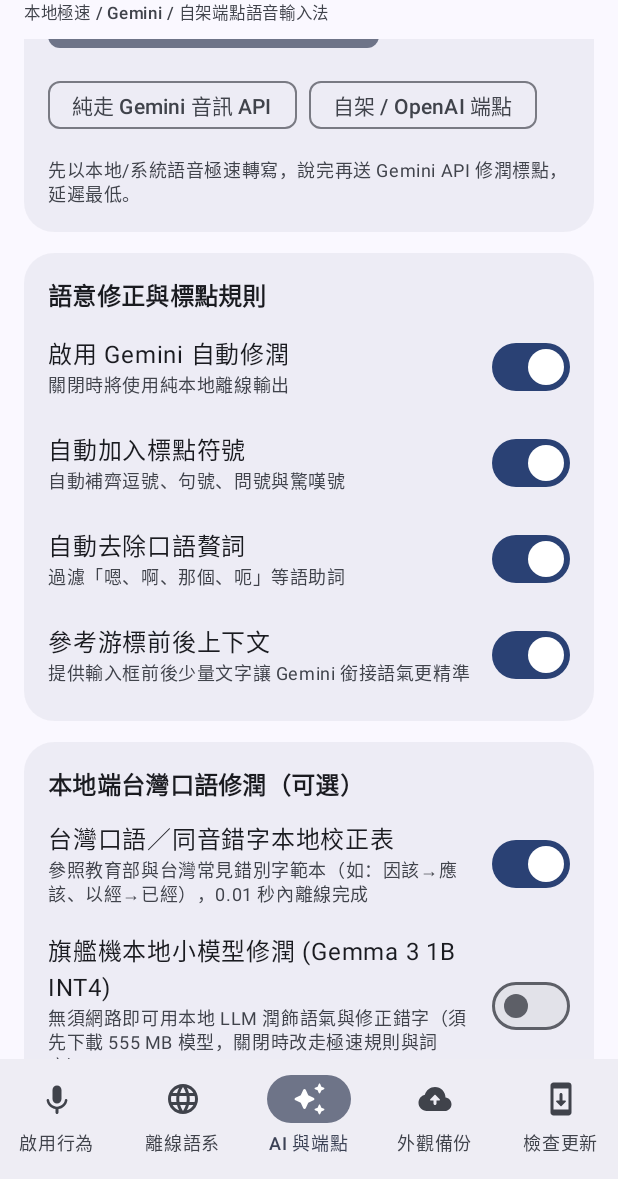
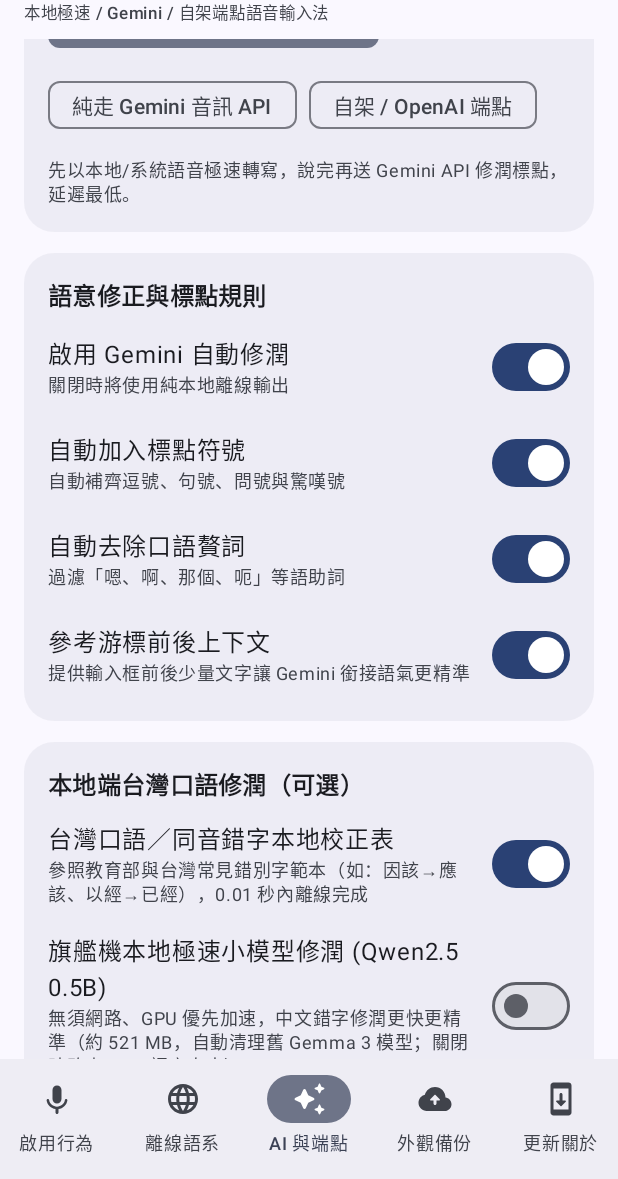
Before and after one commit to dx9901mk5/DxVoice-IME, an Android app built with Jetpack Compose: the screen it shows after launch (SettingsActivity), item 3 of the bottom bar chosen, scrolled down 952 dp, on a phone screen of 412 x 824 dp, the part 57-1236 px from its top. Run offline under Robolectric (Android 15) with nearby library versions, the phone set to English and light mode, and no system bars; libraries missing offline, so code that uses them is left out: com.google.mediapipe.tasks, com.k2fsa.sherpa, org.apache.commons; 1 statement that could not run was skipped.

Commit message:
feat(v3.4.1): replace Gemma 3 1B with faster Qwen2.5-0.5B (GPU-first + auto CPU fallback) and add open-source credits

```diff
--- a/app/build.gradle.kts
+++ b/app/build.gradle.kts
@@ -12,8 +12,8 @@ android {
         applicationId = "com.dx9901mk5.pixelvoiceime"
         minSdk = 26
         targetSdk = 36
-        versionCode = 28
-        versionName = "3.4.0"
+        versionCode = 29
+        versionName = "3.4.1"
         ndk {
             abiFilters += "arm64-v8a"
         }
--- a/app/src/main/java/com/dx9901mk5/pixelvoiceime/ai/LocalLlmPolisher.kt
+++ b/app/src/main/java/com/dx9901mk5/pixelvoiceime/ai/LocalLlmPolisher.kt
@@ -12,9 +12,11 @@ import kotlinx.coroutines.sync.withLock
 import kotlinx.coroutines.withContext
 
 /**
- * Optional flagship-only on-device LLM polisher powered by MediaPipe Tasks GenAI (Gemma 3 1B INT4).
- * Uses tasks-genai 0.10.35+, low-temperature single-turn session, strict few-shot formatting,
- * anti-chatter / repetition sanity guardrails, and a native-crash circuit breaker.
+ * Fast on-device Chinese LLM polisher powered by MediaPipe Tasks GenAI (Qwen2.5-0.5B-Instruct Q8).
+ * Features:
+ * 1. GPU-first acceleration with automatic persistent fallback to CPU if GPU init crashes or fails.
+ * 2. Compact Qwen ChatML prompt + low-temperature single-turn session for minimal latency.
+ * 3. Anti-chatter / repetition sanity guardrails + native-crash circuit breaker.
  */
 class LocalLlmPolisher(
     private val context: Context,
@@ -23,6 +25,9 @@ class LocalLlmPolisher(
     private val mutex = Mutex()
     private var llm: LlmInference? = null
     private var loadedPath: String? = null
+
+    @Volatile
+    private var activeBackend: LlmInference.Backend? = null
 
     private val guardPrefs: SharedPreferences =
         context.applicationContext.getSharedPreferences(GUARD_PREFS_NAME, Context.MODE_PRIVATE)
@@ -33,20 +38,53 @@ class LocalLlmPolisher(
         return file.exists() && file.length() >= MIN_VALID_MODEL_BYTES
     }
 
+    fun activeBackendLabel(): String {
+        return when (activeBackend) {
+            LlmInference.Backend.GPU -> "GPU 加速"
+            LlmInference.Backend.CPU -> "CPU 模式"
+            else -> if (shouldSkipGpu()) "CPU 降級" else "GPU 優先"
+        }
+    }
+
+    private fun shouldSkipGpu(): Boolean {
+        val recordedVersion = guardPrefs.getInt(KEY_VERSION_CODE, -1)
+        if (recordedVersion != BuildConfig.VERSION_CODE) {
+            return false
+        }
+        val gpuFailed = guardPrefs.getBoolean(KEY_GPU_FAILED, false)
+        val gpuCrashed = guardPrefs.getBoolean(KEY_GPU_LOADING_IN_PROGRESS, false)
+        if (gpuCrashed && !gpuFailed) {
+            guardPrefs.edit()
+                .putBoolean(KEY_GPU_FAILED, true)
+                .putBoolean(KEY_GPU_LOADING_IN_PROGRESS, false)
+                .apply()
+            return true
+        }
+        return gpuFailed
+    }
+
     fun isBlockedByCrashGuard(): Boolean {
-        val crashedInProgress = guardPrefs.getBoolean(KEY_LOADING_IN_PROGRESS, false)
         val recordedVersion = guardPrefs.getInt(KEY_VERSION_CODE, -1)
-        if (!crashedInProgress) return false
         if (recordedVersion != BuildConfig.VERSION_CODE) {
             clearCrashGuard()
             return false
         }
-        return true
+        // If GPU crashed previously, we do NOT block local LLM — we automatically fall back to CPU.
+        if (guardPrefs.getBoolean(KEY_GPU_LOADING_IN_PROGRESS, false)) {
+            guardPrefs.edit()
+                .putBoolean(KEY_GPU_FAILED, true)
+                .putBoolean(KEY_GPU_LOADING_IN_PROGRESS, false)
+                .apply()
+            return false
+        }
+        return guardPrefs.getBoolean(KEY_CPU_LOADING_IN_PROGRESS, false)
     }
 
     fun clearCrashGuard() {
         guardPrefs.edit()
-            .putBoolean(KEY_LOADING_IN_PROGRESS, false)
+            .putBoolean(KEY_GPU_LOADING_IN_PROGRESS, false)
+            .putBoolean(KEY_GPU_FAILED, false)
+            .putBoolean(KEY_CPU_LOADING_IN_PROGRESS, false)
             .putInt(KEY_VERSION_CODE, BuildConfig.VERSION_CODE)
             .apply()
     }
@@ -71,7 +109,7 @@ class LocalLlmPolisher(
         }
 
         val engine = ensureLoaded()
-            ?: return@withContext Result.failure(IllegalStateException("尚未下載或無法初始化本地 Gemma 3 1B 模型"))
+            ?: return@withContext Result.failure(IllegalStateException("尚未下載或無法初始化本地 Qwen2.5 0.5B 模型"))
 
         val preferTraditional = !languageTag.startsWith("zh-CN", ignoreCase = true)
         val preInput = if (preferTraditional) {
@@ -80,28 +118,30 @@ class LocalLlmPolisher(
             clean
         }
 
+        // Compact Qwen2.5 ChatML prompt for low prefill latency & strict direct output
         val prompt = buildString {
-            append("<start_of_turn>user\n")
+            append("<|im_start|>system\n")
             if (preferTraditional) {
-                appendLine("你是語音錯字標點修正器。只輸出修正後的繁體中文句子本身，嚴禁任何問候、解釋、引號或重複。")
+                append("你是繁體中文語音錯字標點修正器。只輸出修正後的這一句話，禁止問候、解釋、引號或重複。")
                 if (removeFillers) {
-                    appendLine("去除口語贅詞，句中停頓用「，」，句尾用「。」或「？」。")
+                    append("去除口語贅詞，句中用「，」，句尾用「。」或「？」。")
                 }
-                appendLine("輸入：嗯今天天氣因該不錯我們去吃午飯吧")
-                appendLine("輸出：今天天氣應該不錯，我們去吃午飯吧。")
-                appendLine("輸入：簡單測試幫忙看看我的話有沒有錯")
-                appendLine("輸出：簡單測試，幫忙看看我的話有沒有錯。")
                 if (referenceHints.isNotBlank()) {
-                    appendLine("參考詞彙（僅供拼寫參考）：${referenceHints.take(300)}")
+                    append("\n參考詞彙：").append(referenceHints.take(220))
                 }
             } else {
-                appendLine("你是语音错字标点修正器。只输出修正后的句子本身，严禁任何问候、解释、引号或重复。")
-                appendLine("输入：嗯今天天气应该不错我们去吃午饭吧")
-                appendLine("输出：今天天气应该不错，我们去吃午饭吧。")
+                append("你是语音错字标点修正器。只输出修正后的这一句话，禁止问候、解释、引号或重复。")
             }
-            append("輸入：")
-            appendLine(preInput)
-            append("輸出：<end_of_turn>\n<start_of_turn>model\n")
+            append("<|im_end|>\n")
+            append("<|im_start|>user\n")
+            if (preferTraditional) {
+                appendLine("嗯今天天氣因該不錯我們去吃午飯吧")
+                append("<|im_end|>\n<|im_start|>assistant\n")
+                appendLine("今天天氣應該不錯，我們去吃午飯吧。")
+                append("<|im_end|>\n<|im_start|>user\n")
+            }
+            append(preInput)
+            append("<|im_end|>\n<|im_start|>assistant\n")
         }
 
         try {
@@ -139,16 +179,14 @@ class LocalLlmPolisher(
         }.trim()
     }
 
-    /**
-     * Strips model chatter / prefixes / quotes and rejects hallucinated or looping responses
-     * so the IME seamlessly falls back to ultra-clean local punctuation + Traditional Chinese output.
-     */
     private fun sanitizeAndValidateOutput(rawOut: String, originalInput: String): String? {
         if (rawOut.isBlank()) return null
 
         val firstTurn = rawOut
+            .substringBefore("<|im_end|>")
+            .substringBefore("<|endoftext|>")
+            .substringBefore("<|im_start|>")
             .substringBefore("<end_of_turn>")
-            .substringBefore("<start_of_turn>")
             .trim()
 
         val firstLine = firstTurn
@@ -166,7 +204,6 @@ class LocalLlmPolisher(
             .removePrefix("修正後：")
             .trim()
 
-        // Strip wrapping quotes if the model enclosed the sentence
         val quotePairs = listOf("「" to "」", "『" to "』", "“" to "”", "\"" to "\"")
         for ((open, close) in quotePairs) {
             if (text.startsWith(open) && text.endsWith(close) && text.length > open.length + close.length) {
@@ -176,20 +213,17 @@ class LocalLlmPolisher(
 
         if (text.isBlank()) return null
 
-        // Reject conversational assistant chatter that wasn't in the user's speech
         for (marker in CHATTER_MARKERS) {
             if (text.contains(marker) && !originalInput.contains(marker)) {
                 return null
             }
         }
 
-        // Reject runaway / bloated outputs (e.g. looping repetitions)
         val maxAllowedLen = (originalInput.length * 1.6f + 12).toInt().coerceAtLeast(24)
         if (text.length > maxAllowedLen) {
             return null
         }
 
-        // Reject obvious repetition loops inside the single line
         if (hasRepetitionLoop(text) && !hasRepetitionLoop(originalInput)) {
             return null
         }
@@ -221,23 +255,59 @@ class LocalLlmPolisher(
         runCatching { llm?.close() }
         llm = null
         loadedPath = null
+        activeBackend = null
 
-        guardPrefs.edit()
-            .putBoolean(KEY_LOADING_IN_PROGRESS, true)
-            .putInt(KEY_VERSION_CODE, BuildConfig.VERSION_CODE)
-            .commit()
+        var created: LlmInference? = null
+        var usedBackend: LlmInference.Backend? = null
 
-        val created = tryCreateInference(modelFile.absolutePath, LlmInference.Backend.CPU)
-            ?: tryCreateInference(modelFile.absolutePath, LlmInference.Backend.GPU)
+        // Phase 1: Try GPU acceleration first (2~3x faster on flagship chips) with crash guard
+        if (!shouldSkipGpu()) {
+            guardPrefs.edit()
+                .putBoolean(KEY_GPU_LOADING_IN_PROGRESS, true)
+                .putInt(KEY_VERSION_CODE, BuildConfig.VERSION_CODE)
+                .commit()
 
-        guardPrefs.edit()
-            .putBoolean(KEY_LOADING_IN_PROGRESS, false)
-            .putInt(KEY_VERSION_CODE, BuildConfig.VERSION_CODE)
-            .apply()
+            val gpuInstance = tryCreateInference(modelFile.absolutePath, LlmInference.Backend.GPU)
+            if (gpuInstance != null) {
+                guardPrefs.edit()
+                    .putBoolean(KEY_GPU_LOADING_IN_PROGRESS, false)
+                    .putBoolean(KEY_GPU_FAILED, false)
+                    .putInt(KEY_VERSION_CODE, BuildConfig.VERSION_CODE)
+                    .apply()
+                created = gpuInstance
+                usedBackend = LlmInference.Backend.GPU
+            } else {
+                guardPrefs.edit()
+                    .putBoolean(KEY_GPU_LOADING_IN_PROGRESS, false)
+                    .putBoolean(KEY_GPU_FAILED, true)
+                    .putInt(KEY_VERSION_CODE, BuildConfig.VERSION_CODE)
+                    .apply()
+            }
+        }
+
+        // Phase 2: Automatic fallback to CPU if GPU is unavailable or previously crashed
+        if (created == null) {
+            guardPrefs.edit()
+                .putBoolean(KEY_CPU_LOADING_IN_PROGRESS, true)
+                .putInt(KEY_VERSION_CODE, BuildConfig.VERSION_CODE)
+                .commit()
+
+            val cpuInstance = tryCreateInference(modelFile.absolutePath, LlmInference.Backend.CPU)
+            guardPrefs.edit()
+                .putBoolean(KEY_CPU_LOADING_IN_PROGRESS, false)
+                .putInt(KEY_VERSION_CODE, BuildConfig.VERSION_CODE)
+                .apply()
+
+            if (cpuInstance != null) {
+                created = cpuInstance
+                usedBackend = LlmInference.Backend.CPU
+            }
+        }
 
         if (created != null) {
             llm = created
             loadedPath = modelFile.absolutePath
+            activeBackend = usedBackend
         }
         return created
     }
@@ -246,7 +316,7 @@ class LocalLlmPolisher(
         return try {
             val options = LlmInference.LlmInferenceOptions.builder()
                 .setModelPath(modelPath)
-                .setMaxTokens(256)
+                .setMaxTokens(192)
                 .setPreferredBackend(backend)
                 .build()
             LlmInference.createFromOptions(context.applicationContext, options)
@@ -259,11 +329,14 @@ class LocalLlmPolisher(
         runCatching { llm?.close() }
         llm = null
         loadedPath = null
+        activeBackend = null
     }
 
     companion object {
         private const val GUARD_PREFS_NAME = "pixelvoice_local_llm_guard"
-        private const val KEY_LOADING_IN_PROGRESS = "loading_in_progress"
+        private const val KEY_GPU_LOADING_IN_PROGRESS = "gpu_loading_in_progress"
+        private const val KEY_GPU_FAILED = "gpu_failed_fallback_cpu"
+        private const val KEY_CPU_LOADING_IN_PROGRESS = "cpu_loading_in_progress"
         private const val KEY_VERSION_CODE = "version_code"
         private const val MIN_VALID_MODEL_BYTES = 50L * 1024L * 1024L
 
--- a/app/src/main/java/com/dx9901mk5/pixelvoiceime/ime/PixelVoiceImeService.kt
+++ b/app/src/main/java/com/dx9901mk5/pixelvoiceime/ime/PixelVoiceImeService.kt
@@ -419,7 +419,7 @@ class PixelVoiceImeService : InputMethodService() {
                 val localLlmOut = if (config.localLlmEnabled && app.localLlmPolisher.isModelDownloaded()) {
                     sessionState.value = VoiceSessionState.Polishing(
                         rawText = cleanRaw,
-                        statusText = "本地 Gemma 3 1B 台灣口語修潤中…"
+                        statusText = "本地 Qwen2.5 0.5B 極速修潤中…"
                     )
                     app.localLlmPolisher.polish(
                         rawText = cleanRaw,
@@ -600,7 +600,7 @@ class PixelVoiceImeService : InputMethodService() {
             if (polished == null && config.localLlmEnabled && app.localLlmPolisher.isModelDownloaded()) {
                 sessionState.value = VoiceSessionState.Polishing(
                     rawText = rawText,
-                    statusText = "本地 Gemma 3 1B 台灣口語修潤中…"
+                    statusText = "本地 Qwen2.5 0.5B 極速修潤中…"
                 )
                 val llmRes = app.localLlmPolisher.polish(
                     rawText = rawText,
--- a/app/src/main/java/com/dx9901mk5/pixelvoiceime/models/OfflineModelManager.kt
+++ b/app/src/main/java/com/dx9901mk5/pixelvoiceime/models/OfflineModelManager.kt
@@ -47,7 +47,17 @@ class OfflineModelManager(
     val enabledLanguages: StateFlow<Set<String>> = _enabledLanguages.asStateFlow()
 
     init {
+        cleanupLegacyLocalLlm()
         refreshInstalledStates()
+    }
+
+    private fun cleanupLegacyLocalLlm() {
+        runCatching {
+            val legacyDir = File(modelsRoot, VoiceLanguageCatalog.LEGACY_PACK_GEMMA3_1B)
+            if (legacyDir.exists()) legacyDir.deleteRecursively()
+            val legacyTmp = File(modelsRoot, "${VoiceLanguageCatalog.LEGACY_PACK_GEMMA3_1B}.download.tmp")
+            if (legacyTmp.exists()) legacyTmp.delete()
+        }
     }
 
     fun refreshInstalledStates() {
@@ -112,10 +122,10 @@ class OfflineModelManager(
     }
 
     fun isLocalLlmReady(): Boolean =
-        _packStates.value[VoiceLanguageCatalog.PACK_LOCAL_LLM_GEMMA3_1B] is PackDownloadState.Installed
+        _packStates.value[VoiceLanguageCatalog.PACK_LOCAL_LLM_QWEN25_05B] is PackDownloadState.Installed
 
     fun findLocalLlmModelFile(): File? {
-        val dir = getPackDirectory(VoiceLanguageCatalog.PACK_LOCAL_LLM_GEMMA3_1B)
+        val dir = getPackDirectory(VoiceLanguageCatalog.PACK_LOCAL_LLM_QWEN25_05B)
         if (!File(dir, ".ready").exists()) return null
         val files = dir.walkTopDown().filter { it.isFile }.toList()
         return files.firstOrNull { it.name.endsWith(".task", ignoreCase = true) }
--- a/app/src/main/java/com/dx9901mk5/pixelvoiceime/models/VoiceLanguageCatalog.kt
+++ b/app/src/main/java/com/dx9901mk5/pixelvoiceime/models/VoiceLanguageCatalog.kt
@@ -30,7 +30,8 @@ object VoiceLanguageCatalog {
     const val PACK_WHISPER_MULTI = "whisper-tiny-multilingual"
     const val PACK_WHISPER_BASE_MULTI = "whisper-base-multilingual"
     const val PACK_PUNCTUATION_ZH_EN = "punct-ct-transformer-zh-en"
-    const val PACK_LOCAL_LLM_GEMMA3_1B = "gemma3-1b-it-int4"
+    const val PACK_LOCAL_LLM_QWEN25_05B = "qwen25-0.5b-instruct-q8"
+    const val LEGACY_PACK_GEMMA3_1B = "gemma3-1b-it-int4"
 
     val modelPacks: Map<String, OfflineModelPack> = linkedMapOf(
         PACK_SENSEVOICE_CJK to OfflineModelPack(
@@ -47,12 +48,12 @@ object VoiceLanguageCatalog {
             approxSizeMb = 62,
             downloadUrl = "https://github.com/k2-fsa/sherpa-onnx/releases/download/punctuation-models/sherpa-onnx-punct-ct-transformer-zh-en-vocab272727-2024-04-12-int8.tar.bz2"
         ),
-        PACK_LOCAL_LLM_GEMMA3_1B to OfflineModelPack(
-            packId = PACK_LOCAL_LLM_GEMMA3_1B,
-            title = "Gemma 3 1B INT4 本地修潤模型 (僅限旗艦機)",
-            description = "MediaPipe 裝置端 LLM，可選開啟本地台灣口語修潤（建議 Snapdragon 8 Gen 3 / 8 Elite、Dimensity 9300+、Tensor G4+、12GB+ RAM）",
-            approxSizeMb = 555,
-            downloadUrl = "https://huggingface.co/obaf/gemma3-1b-it-int4/resolve/main/gemma3-1b-it-int4.task",
+        PACK_LOCAL_LLM_QWEN25_05B to OfflineModelPack(
+            packId = PACK_LOCAL_LLM_QWEN25_05B,
+            title = "Qwen2.5 0.5B 極速中文修潤模型 (GPU 加速)",
+            description = "MediaPipe 裝置端輕量中文 LLM，速度為 Gemma 3 1B 的 2~3 倍且中文更精準（支援 GPU 加速與自動降級 CPU）",
+            approxSizeMb = 521,
+            downloadUrl = "https://huggingface.co/litert-community/Qwen2.5-0.5B-Instruct/resolve/main/Qwen2.5-0.5B-Instruct_multi-prefill-seq_q8_ekv1280.task",
             isArchiveTarBz2 = false
         ),
         PACK_ZIPFORMER_EN to OfflineModelPack(
--- a/app/src/main/java/com/dx9901mk5/pixelvoiceime/ui/GeminiSettingsScreen.kt
+++ b/app/src/main/java/com/dx9901mk5/pixelvoiceime/ui/GeminiSettingsScreen.kt
@@ -63,7 +63,7 @@ fun GeminiSettingsScreen(
     val uriHandler = LocalUriHandler.current
     val app = LocalContext.current.applicationContext as PixelVoiceApp
     val packStates by app.modelManager.packStates.collectAsState()
-    val localLlmState = packStates[VoiceLanguageCatalog.PACK_LOCAL_LLM_GEMMA3_1B] ?: PackDownloadState.NotInstalled
+    val localLlmState = packStates[VoiceLanguageCatalog.PACK_LOCAL_LLM_QWEN25_05B] ?: PackDownloadState.NotInstalled
 
     var keyInput by remember { mutableStateOf(apiKeyStore.getApiKey()) }
     var customModel by remember(selectedModel) { mutableStateOf(selectedModel) }
@@ -431,8 +431,8 @@ fun GeminiSettingsScreen(
                     onCheckedChange = { v -> prefs.update { it.copy(localTaiwanTypoFixEnabled = v) } }
                 )
                 SettingSwitchRow(
-                    title = "旗艦機本地小模型修潤 (Gemma 3 1B INT4)",
-                    subtitle = "無須網路即可用本地 LLM 潤飾語氣與修正錯字（須先下載 555 MB 模型，關閉時改走極速規則與詞庫）",
+                    title = "旗艦機本地極速小模型修潤 (Qwen2.5 0.5B)",
+                    subtitle = "無須網路、GPU 優先加速，中文錯字修潤更快更精準（約 521 MB，自動清理舊 Gemma 3 模型；關閉時改走 0ms 詞庫直出）",
                     checked = config.localLlmEnabled,
                     onCheckedChange = { v ->
                         prefs.update { it.copy(localLlmEnabled = v) }
@@ -444,7 +444,7 @@ fun GeminiSettingsScreen(
                     }
                 )
                 Text(
-                    text = "⚠️ 硬體建議：僅適合旗艦機使用（約需 555 MB 空間與 1.5GB+ 額外 RAM）。推薦處理器：Snapdragon 8 Gen 3 / 8 Elite、MediaTek Dimensity 9300 / 9400+、Google Tensor G4+（建議 12GB RAM 以上）；一般手機建議維持關閉以維持最快反應速度。",
+                    text = "⚡ 加速說明：預設啟用 GPU 優先推論（若驅動不相容將自動安全降級 CPU），建議具備 8GB+ RAM 之中高階或旗艦機使用。",
                     style = MaterialTheme.typography.bodySmall,
                     color = MaterialTheme.colorScheme.onSurfaceVariant
                 )
@@ -454,11 +454,11 @@ fun GeminiSettingsScreen(
                         OutlinedButton(
                             onClick = {
                                 scope.launch {
-                                    app.modelManager.downloadPack(VoiceLanguageCatalog.PACK_LOCAL_LLM_GEMMA3_1B)
+                                    app.modelManager.downloadPack(VoiceLanguageCatalog.PACK_LOCAL_LLM_QWEN25_05B)
                                 }
                             }
                         ) {
-                            Text("下載 Gemma 3 1B INT4 本地模型 (約 555 MB)")
+                            Text("下載 Qwen2.5 0.5B 極速中文模型 (約 521 MB)")
                         }
                     }
                     is PackDownloadState.Downloading -> {
@@ -478,7 +478,7 @@ fun GeminiSettingsScreen(
                             verticalAlignment = Alignment.CenterVertically
                         ) {
                             Text(
-                                text = "本地模型已就緒 (${s.sizeBytes / (1024 * 1024)} MB)",
+                                text = "Qwen2.5 0.5B 已就緒 (${s.sizeBytes / (1024 * 1024)} MB · ${app.localLlmPolisher.activeBackendLabel()})",
                                 style = MaterialTheme.typography.bodySmall,
                                 color = MaterialTheme.colorScheme.primary,
                                 modifier = Modifier.weight(1f)
@@ -487,7 +487,7 @@ fun GeminiSettingsScreen(
                                 onClick = {
                                     scope.launch {
                                         app.localLlmPolisher.release()
-                                        app.modelManager.deletePack(VoiceLanguageCatalog.PACK_LOCAL_LLM_GEMMA3_1B)
+                                        app.modelManager.deletePack(VoiceLanguageCatalog.PACK_LOCAL_LLM_QWEN25_05B)
                                     }
                                 }
                             ) {
@@ -504,11 +504,11 @@ fun GeminiSettingsScreen(
                         OutlinedButton(
                             onClick = {
                                 scope.launch {
-                                    app.modelManager.downloadPack(VoiceLanguageCatalog.PACK_LOCAL_LLM_GEMMA3_1B)
+                                    app.modelManager.downloadPack(VoiceLanguageCatalog.PACK_LOCAL_LLM_QWEN25_05B)
                                 }
                             }
                         ) {
-                            Text("重試下載 Gemma 3 1B")
+                            Text("重試下載 Qwen2.5 0.5B")
                         }
                     }
                 }
--- a/app/src/main/java/com/dx9901mk5/pixelvoiceime/ui/SettingsActivity.kt
+++ b/app/src/main/java/com/dx9901mk5/pixelvoiceime/ui/SettingsActivity.kt
@@ -116,7 +116,7 @@ private fun PixelVoiceSettingsApp(app: PixelVoiceApp) {
             SettingsNavItem(1, "離線語系", Icons.Rounded.Language),
             SettingsNavItem(2, "AI 與端點", Icons.Rounded.AutoAwesome),
             SettingsNavItem(3, "外觀備份", Icons.Rounded.Backup),
-            SettingsNavItem(4, "檢查更新", Icons.Rounded.SystemUpdate)
+            SettingsNavItem(4, "更新關於", Icons.Rounded.SystemUpdate)
         )
     }
 
```
Also changed, not shown: app/src/main/java/com/dx9901mk5/pixelvoiceime/ui/UpdateSettingsScreen.kt (+37 -0 lines), 2 other files.
